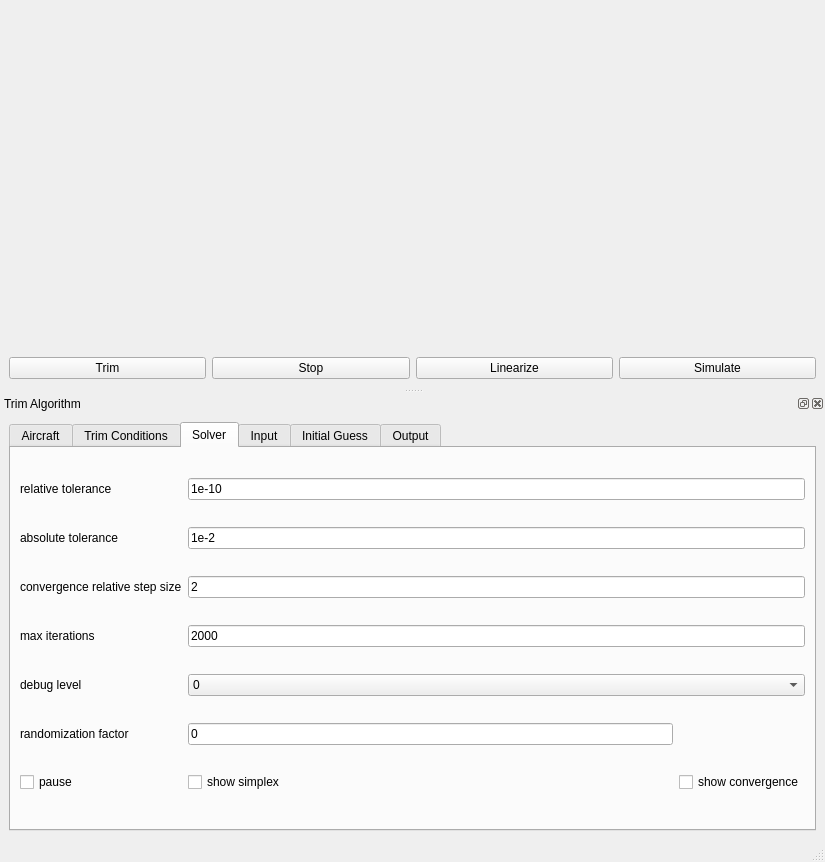
Old version of the form app/mavsim/MainWindow.ui in the repository fthgkc/mavsim.
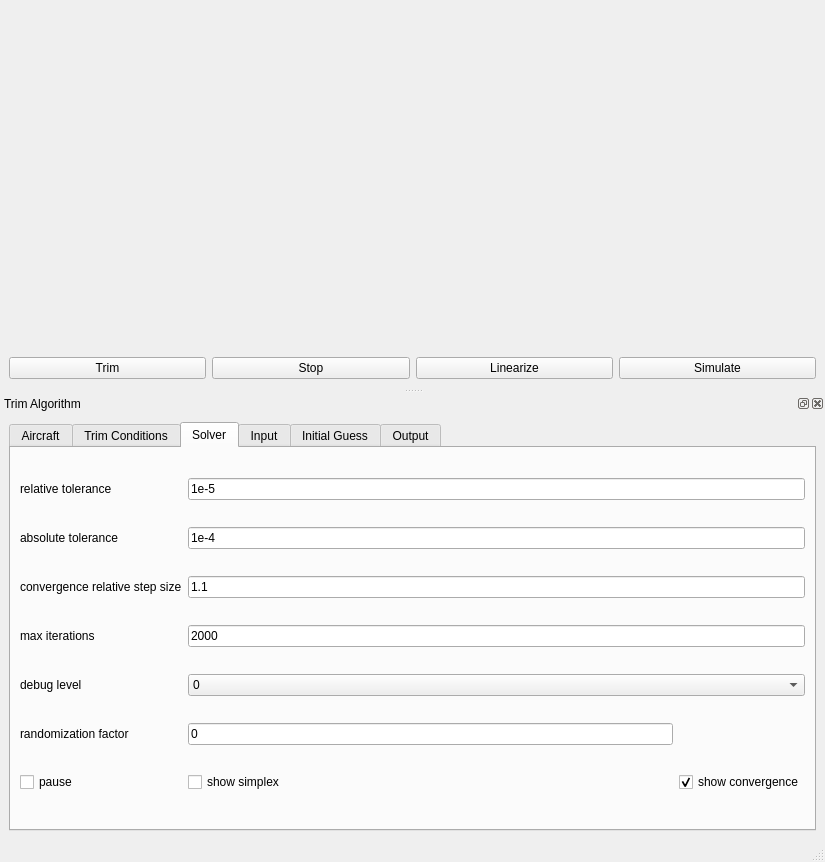
New version of the form. The open tabs and pages were chosen to show the change. Custom widgets are drawn as their Qt base class.

Diff of the .ui file:
```diff
--- a/app/mavsim/MainWindow.ui
+++ b/app/mavsim/MainWindow.ui
@@ -441,14 +441,14 @@
          <item row="1" column="1" colspan="2">
           <widget class="QLineEdit" name="lineEdit_abstol">
            <property name="text">
-            <string>1e-2</string>
+            <string>1e-4</string>
            </property>
           </widget>
          </item>
          <item row="2" column="1" colspan="2">
           <widget class="QLineEdit" name="lineEdit_speed">
            <property name="text">
-            <string>2</string>
+            <string>1.1</string>
            </property>
           </widget>
          </item>
@@ -495,7 +495,7 @@
          <item row="0" column="1" colspan="2">
           <widget class="QLineEdit" name="lineEdit_rtol">
            <property name="text">
-            <string>1e-10</string>
+            <string>1e-5</string>
            </property>
           </widget>
          </item>
@@ -511,6 +511,9 @@
            <property name="text">
             <string>show convergence</string>
            </property>
+           <property name="checked">
+            <bool>true</bool>
+           </property>
           </widget>
          </item>
          <item row="6" column="0">
```
Left out of the diff: 4 changed lines with no effect on the pictures.
